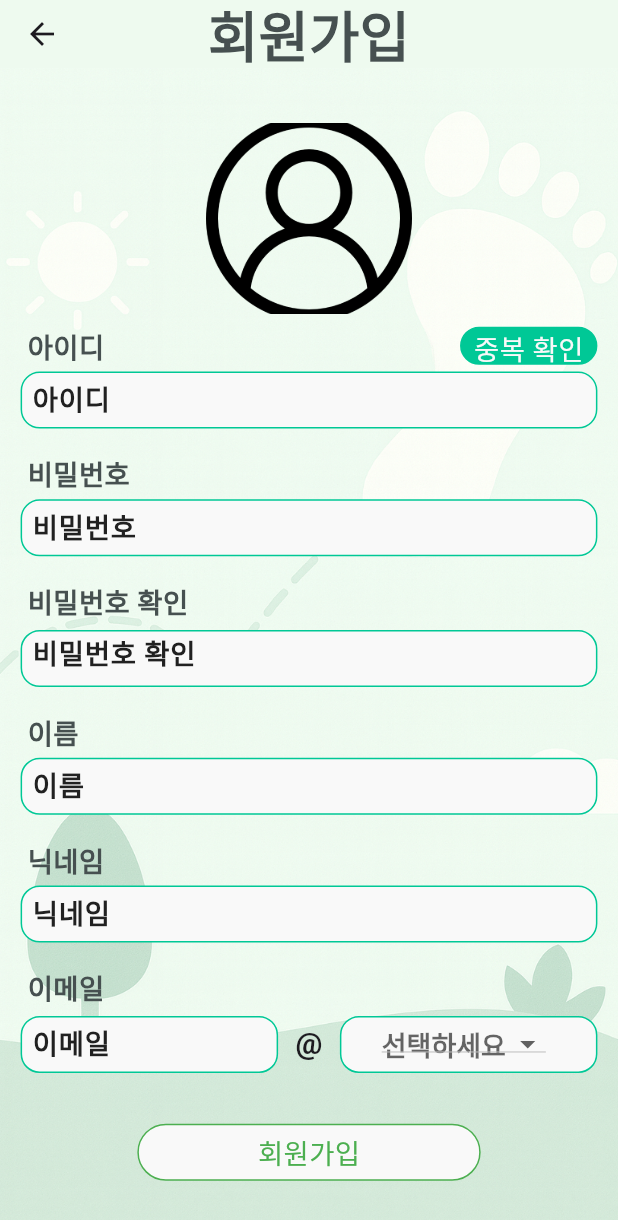
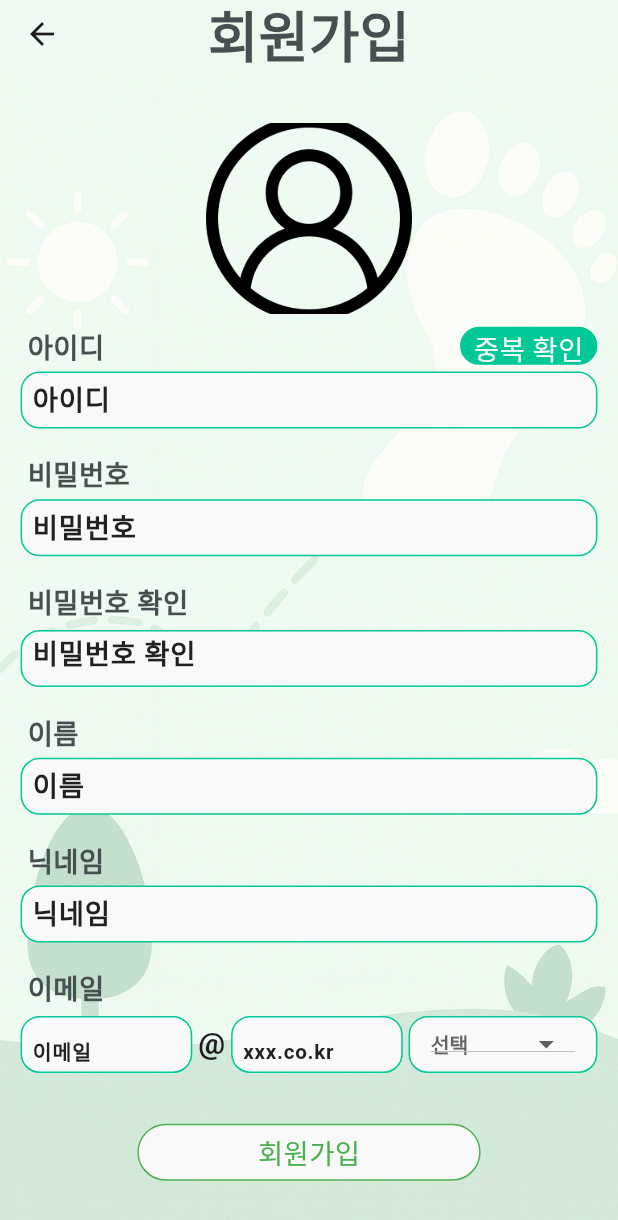
Before and after one commit to Jobs11/with_walk_frontend, a Flutter app: the MembershipScreen screen opened directly with empty values, on a phone screen of 412 x 824 dp. Shown: the top 1220 px of the screen. Run offline on Flutter 3.47's test engine with Material 3 defaults, Android fonts, the phone set to English and light mode, and no system bars; our stand-ins replace flutter_screenutil, flutter_typeahead, fluttertoast, geolocator, image_picker; missing offline and left inert: flutter_naver_map; accounts and stored records are empty.

Commit message:
유효성검사 및 비활성화 추가

```diff
--- a/lib/functions/widegt_fn.dart
+++ b/lib/functions/widegt_fn.dart
@@ -1,4 +1,5 @@
 import 'package:flutter/material.dart';
+import 'package:flutter/services.dart';
 import 'package:flutter_screenutil/flutter_screenutil.dart';
 import 'package:with_walk/theme/colors.dart';
 
@@ -40,6 +41,17 @@ Widget inputdata(
   ThemeColors colors,
   double ws,
 ) {
+  // 비밀번호 필드 여부 확인
+  bool isPasswordField = title.contains('비밀번호');
+
+  // 입력 필터 설정 (아이디 또는 비밀번호일 때 영문+숫자만)
+  List<TextInputFormatter>? inputFormatters;
+  if (title == '아이디' || isPasswordField) {
+    inputFormatters = [
+      FilteringTextInputFormatter.allow(RegExp(r'[a-zA-Z0-9]')),
+    ];
+  }
+
   return Container(
     width: ws.w,
     height: 36.h,
@@ -51,10 +63,12 @@ Widget inputdata(
     ),
     child: TextFormField(
       controller: controller,
+      obscureText: isPasswordField, // 비밀번호 필드일 때 *** 처리
+      inputFormatters: inputFormatters, // 영문+숫자만 입력
       decoration: InputDecoration(
         counterText: '',
-        border: InputBorder.none, // 테두리 제거 (BoxDecoration에서 그림)
-        hintText: title, // 플레이스홀더
+        border: InputBorder.none,
+        hintText: title,
         hintStyle: TextStyle(
           color: colors.fontPrimary,
           fontWeight: FontWeight.bold,
--- a/lib/views/screens/membership_screen.dart
+++ b/lib/views/screens/membership_screen.dart
@@ -24,6 +24,8 @@ class _MembershipScreenState extends State<MembershipScreen> {
   final nameController = TextEditingController();
   final nicknameController = TextEditingController();
   final emailController = TextEditingController();
+  final lastemailController = TextEditingController();
+
   String? selectedValue;
   bool showDropdown = false; // 드롭다운 표시 여부
   String? paint;
@@ -43,7 +45,8 @@ class _MembershipScreenState extends State<MembershipScreen> {
       mPassword: passwordController.text.trim(),
       mName: nameController.text.trim(),
       mNickname: nicknameController.text.trim(),
-      mEmail: '${emailController.text.trim()}@$selectedValue',
+      mEmail:
+          '${emailController.text.trim()}@${lastemailController.text.trim()}',
       mProfileImage: paint,
     );
 
@@ -335,7 +338,7 @@ class _MembershipScreenState extends State<MembershipScreen> {
             mainAxisAlignment: MainAxisAlignment.spaceBetween,
             children: [
               Container(
-                width: 150.w,
+                width: 100.w,
                 height: 36.h,
                 padding: EdgeInsets.symmetric(horizontal: 6.w),
                 decoration: BoxDecoration(
@@ -355,7 +358,7 @@ class _MembershipScreenState extends State<MembershipScreen> {
                     ),
                   ),
 
-                  style: TextStyle(fontSize: 16.sp),
+                  style: TextStyle(fontSize: 12.sp),
                 ),
               ),
               Text(
@@ -363,7 +366,7 @@ class _MembershipScreenState extends State<MembershipScreen> {
                 style: TextStyle(fontSize: 20, fontWeight: FontWeight.bold),
               ),
               Container(
-                width: 150.w,
+                width: 100.w,
                 height: 36.h,
                 padding: EdgeInsets.symmetric(horizontal: 6.w),
                 decoration: BoxDecoration(
@@ -371,23 +374,48 @@ class _MembershipScreenState extends State<MembershipScreen> {
                   border: Border.all(color: widget.current.accent),
                   borderRadius: BorderRadius.circular(12.r),
                 ),
-                child: Row(
-                  children: [
-                    Padding(
-                      padding: const EdgeInsets.symmetric(
-                        horizontal: 20,
-                        vertical: 5,
+                child: TextFormField(
+                  controller: lastemailController,
+                  decoration: InputDecoration(
+                    counterText: '',
+                    border: InputBorder.none, // 테두리 제거 (BoxDecoration에서 그림)
+                    hintText: "xxx.co.kr", // 플레이스홀더
+                    hintStyle: TextStyle(
+                      color: widget.current.fontPrimary,
+                      fontWeight: FontWeight.bold,
                     ),
+                  ),
+
+                  style: TextStyle(fontSize: 12.sp),
+                ),
+              ),
+              Container(
+                width: 110.w,
+                height: 36.h,
+                padding: EdgeInsets.symmetric(horizontal: 6.w),
+                decoration: BoxDecoration(
+                  color: widget.current.bg,
+                  border: Border.all(color: widget.current.accent),
+                  borderRadius: BorderRadius.circular(12.r),
+                ),
+                child: Padding(
+                  padding: EdgeInsets.symmetric(horizontal: 6.w, vertical: 5.h),
                   child: DropdownButton<String>(
                     value: selectedValue,
-                        hint: Text('선택하세요'),
+                    hint: Text('선택'),
                     style: TextStyle(
-                          fontSize: 18,
+                      fontSize: 12.sp,
                       fontWeight: FontWeight.bold,
                       color: Colors.black,
                     ),
                     items:
-                            ['gmail.com', 'naver.com', 'nate.com', 'daum.net']
+                        [
+                              '기본 값',
+                              'gmail.com',
+                              'naver.com',
+                              'nate.com',
+                              'daum.net',
+                            ]
                             .map(
                               (item) => DropdownMenuItem(
                                 value: item,
@@ -395,15 +423,20 @@ class _MembershipScreenState extends State<MembershipScreen> {
                               ),
                             )
                             .toList(),
+
                     onChanged: (value) {
                       setState(() {
+                        if (value == "기본 값") {
+                          selectedValue = null;
+                          lastemailController.text = selectedValue ?? '';
+                        } else {
                           selectedValue = value;
+                          lastemailController.text = value!;
+                        }
                         showDropdown = false; // 선택 후 목록 닫기
                       });
                     },
                   ),
-                    ),
-                  ],
                 ),
               ),
             ],
--- a/lib/views/screens/walking_profile_screen.dart
+++ b/lib/views/screens/walking_profile_screen.dart
@@ -127,7 +127,7 @@ class _WalkingProfileScreenState extends State<WalkingProfileScreen> {
                       ),
                       child: ClipOval(
                         child: Image.asset(
-                          CurrentUser.instance.member!.mProfileImage ??
+                          CurrentUser.instance.member?.mProfileImage ??
                               'assets/images/icons/user.png',
                           fit: BoxFit.cover,
                           width: 100.w,
@@ -141,7 +141,7 @@ class _WalkingProfileScreenState extends State<WalkingProfileScreen> {
 
                   // 이름
                   Text(
-                    '${CurrentUser.instance.member!.mNickname} 님',
+                    '${CurrentUser.instance.member?.mNickname ?? '손'}님',
                     style: TextStyle(
                       fontSize: 28.sp,
                       color: current.fontThird,
```
Also changed, not shown: lib/api/service/street_service.dart (+17 -0 lines), lib/views/screens/membership_update_screen.dart (+49 -16 lines), lib/views/screens/walking_storage_screen.dart (+53 -6 lines). Lines whose indentation alone changed are shown as unchanged.
